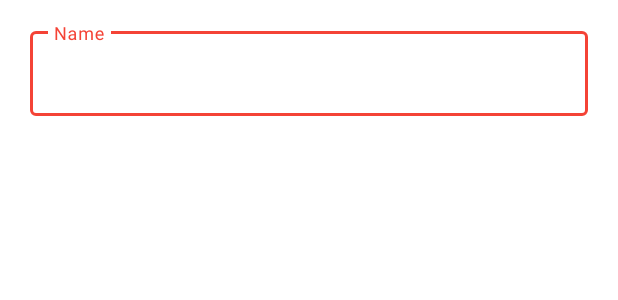
After one commit to KSU-Mobile-Dev-Club/ClickerMonkey3_Android, an Android app: the layout player_name_dialog.xml on its own in the app's theme, with its tools: preview values and no code run, on a phone screen of 412 x 824 dp. The commit adds this screen. Shown: the top 300 px of the screen. Run offline under Robolectric (Android 15) with nearby library versions, the phone set to English and light mode, and no system bars.

Commit message:
Adding user to scoreboard if they beat high scores

```diff
--- a/app/src/main/java/club/dev/mobile/ksu/clickermonkey3_android/Player.java
+++ b/app/src/main/java/club/dev/mobile/ksu/clickermonkey3_android/Player.java
@@ -35,9 +35,8 @@ public class Player {
             this.key = key;
         }
 
-        public Player(String s, int i, String k) {
+        public Player(String s, int i) {
             name = s;
             score = i;
-            key = k;
         }
 }
--- a/app/src/main/res/layout/activity_scoreboard.xml
+++ b/app/src/main/res/layout/activity_scoreboard.xml
@@ -20,7 +20,7 @@
         android:id="@+id/scoreBoardTextView"
         android:layout_width="match_parent"
         android:layout_height="wrap_content"
-        android:text="Scoreboard"
+        android:text="Leaderboard"
         android:textAlignment="center"
         android:textSize="50sp"
         android:textStyle="bold"
--- /dev/null
+++ b/app/src/main/res/layout/player_name_dialog.xml
@@ -0,0 +1,33 @@
+<?xml version="1.0" encoding="utf-8"?>
+<LinearLayout xmlns:android="http://schemas.android.com/apk/res/android"
+    xmlns:app="http://schemas.android.com/apk/res-auto"
+    android:orientation="vertical"
+    android:layout_height="match_parent"
+    android:layout_width="match_parent">
+
+    <android.support.design.widget.TextInputLayout
+        android:id="@+id/text_input_layout"
+        android:layout_width="match_parent"
+        android:layout_marginRight="10dp"
+        android:layout_marginLeft="10dp"
+        android:layout_marginTop="15dp"
+        android:layout_marginBottom="10dp"
+        android:layout_marginEnd="20dp"
+        android:layout_marginStart="20dp"
+        android:layout_height="wrap_content"
+        style="@style/Widget.MaterialComponents.TextInputLayout.OutlinedBox"
+        app:errorEnabled="true">
+
+        <android.support.v7.widget.AppCompatEditText
+            android:id="@+id/player_name_edittext"
+            android:layout_width="match_parent"
+            android:layout_height="wrap_content"
+            app:backgroundTint="@color/colorPrimary"
+            android:hint="Name"
+            android:maxLength="30"
+            android:singleLine="true"/>
+
+    </android.support.design.widget.TextInputLayout>
+
+
+</LinearLayout>
```
Also changed, not shown: app/src/main/java/club/dev/mobile/ksu/clickermonkey3_android/ClickerActivity.java (+3 -27 lines), app/src/main/java/club/dev/mobile/ksu/clickermonkey3_android/ScoreboardActivity.java (+59 -18 lines).
